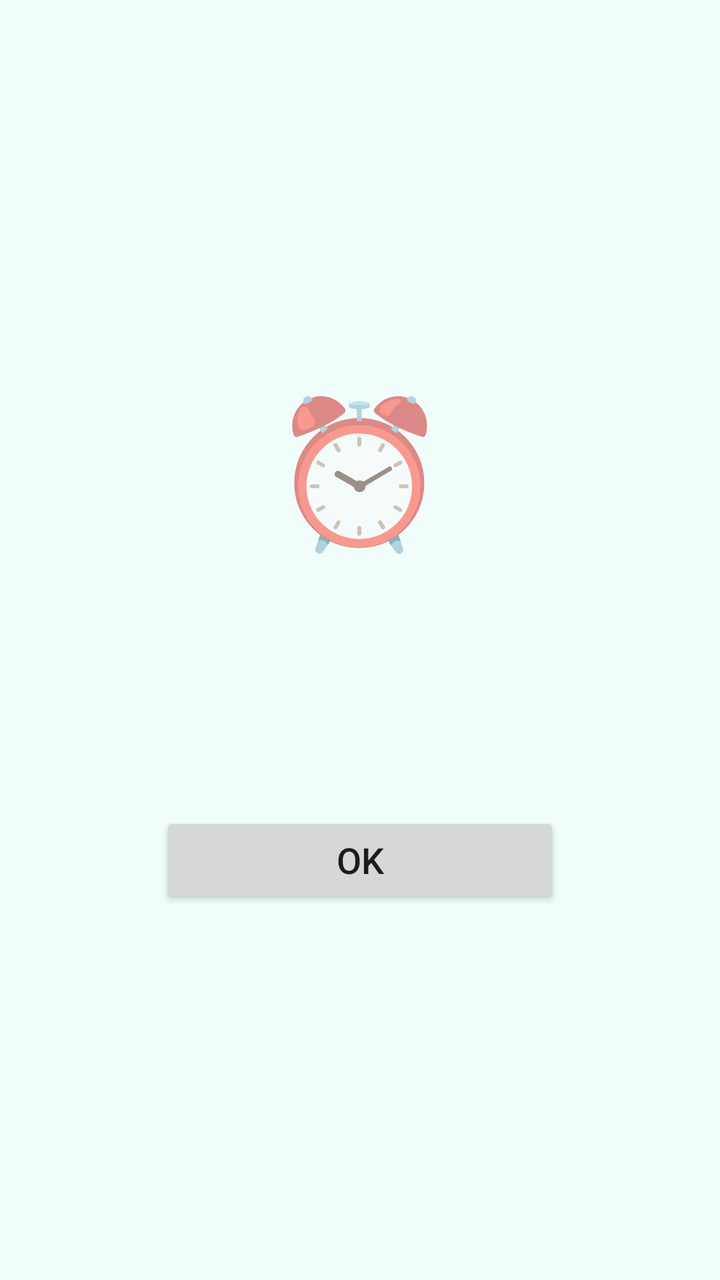
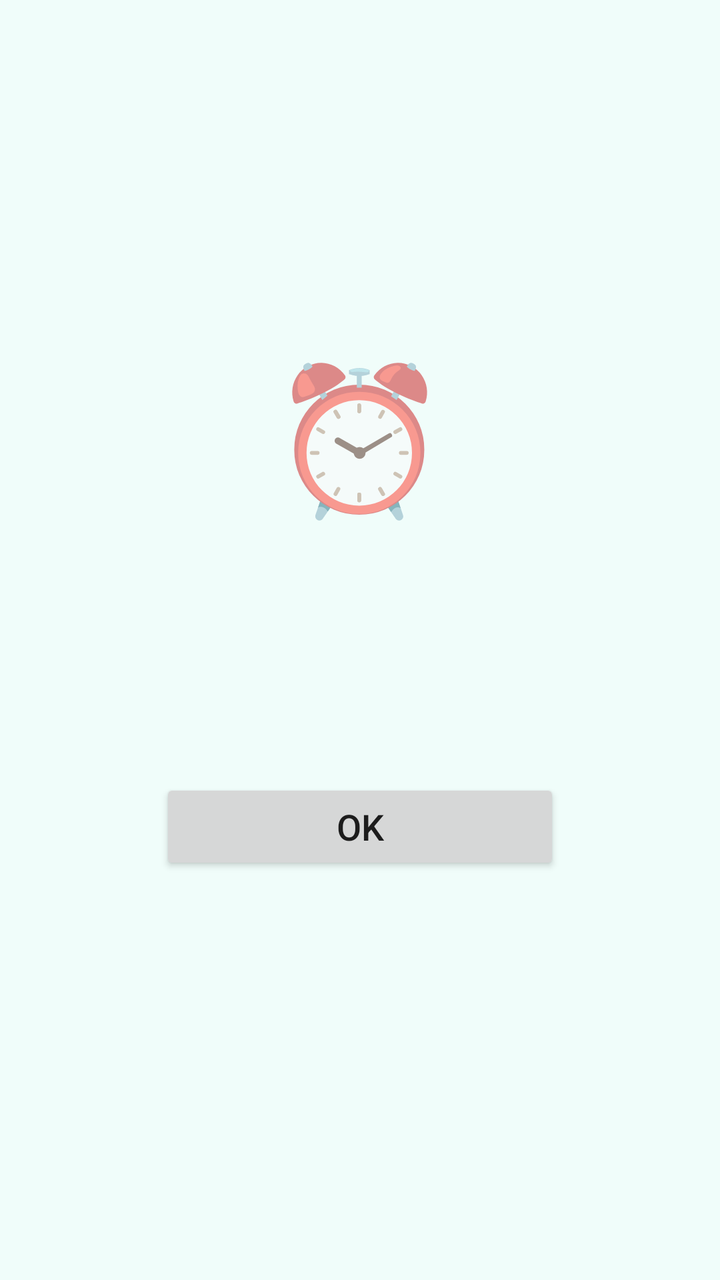

Screens rendered from an Android XML layout before and after an edit, with the pre-edit source and the edit as a unified diff.
<!-- AndroidManifest.xml: activity theme AppTheme.Blocked -->
<!-- res/layout/activity_blocked.xml -->
<?xml version="1.0" encoding="utf-8"?>
<LinearLayout xmlns:android="http://schemas.android.com/apk/res/android"
    android:layout_width="match_parent"
    android:layout_height="match_parent"
    android:gravity="center"
    android:orientation="vertical"
    android:padding="40dp">

    <TextView
        android:layout_width="wrap_content"
        android:layout_height="wrap_content"
        android:text="⏰"
        android:textSize="72sp" />

    <TextView
        android:id="@+id/blockedTitle"
        android:layout_width="wrap_content"
        android:layout_height="wrap_content"
        android:layout_marginTop="16dp"
        android:gravity="center"
        android:textSize="28sp"
        android:textStyle="bold" />

    <TextView
        android:id="@+id/blockedMessage"
        android:layout_width="wrap_content"
        android:layout_height="wrap_content"
        android:layout_marginTop="12dp"
        android:gravity="center"
        android:textColor="@color/muted"
        android:textSize="20sp" />

    <Button
        android:id="@+id/okButton"
        android:layout_width="200dp"
        android:layout_height="wrap_content"
        android:layout_marginTop="32dp"
        android:text="@string/blocked_ok"
        android:textSize="18sp" />
</LinearLayout>
<!-- resources referenced by this layout -->
<resources>
  <color name="muted">#475569</color>
  <string name="blocked_ok">OK</string>
  <style name="AppTheme.Blocked" parent="android:Theme.Material.Light.NoActionBar.Fullscreen">
          <item name="android:colorAccent">@color/brand</item>
          <item name="android:windowBackground">@color/blocked_bg</item>
      </style>
  <color name="brand">#0F766E</color>
  <color name="blocked_bg">#F0FDFA</color>
</resources>

<!-- the commit's change to res/layout/activity_blocked.xml (unified diff, before → after) -->
@@ -37,4 +37,22 @@
         android:layout_marginTop="32dp"
         android:text="@string/blocked_ok"
         android:textSize="18sp" />
+
+    <Button
+        android:id="@+id/askButton"
+        android:layout_width="200dp"
+        android:layout_height="wrap_content"
+        android:layout_marginTop="12dp"
+        android:text="@string/ask_parent"
+        android:textSize="18sp"
+        android:visibility="gone" />
+
+    <TextView
+        android:id="@+id/askStatus"
+        android:layout_width="wrap_content"
+        android:layout_height="wrap_content"
+        android:layout_marginTop="12dp"
+        android:gravity="center"
+        android:textColor="@color/muted"
+        android:textSize="16sp" />
 </LinearLayout>
<!-- resource entries referenced after the edit -->
@@ -1,6 +1,7 @@
 <!-- resources referenced by this layout -->
 <resources>
   <color name="muted">#475569</color>
+  <string name="ask_parent">Ask a parent</string>
   <string name="blocked_ok">OK</string>
   <style name="AppTheme.Blocked" parent="android:Theme.Material.Light.NoActionBar.Fullscreen">
           <item name="android:colorAccent">@color/brand</item>
